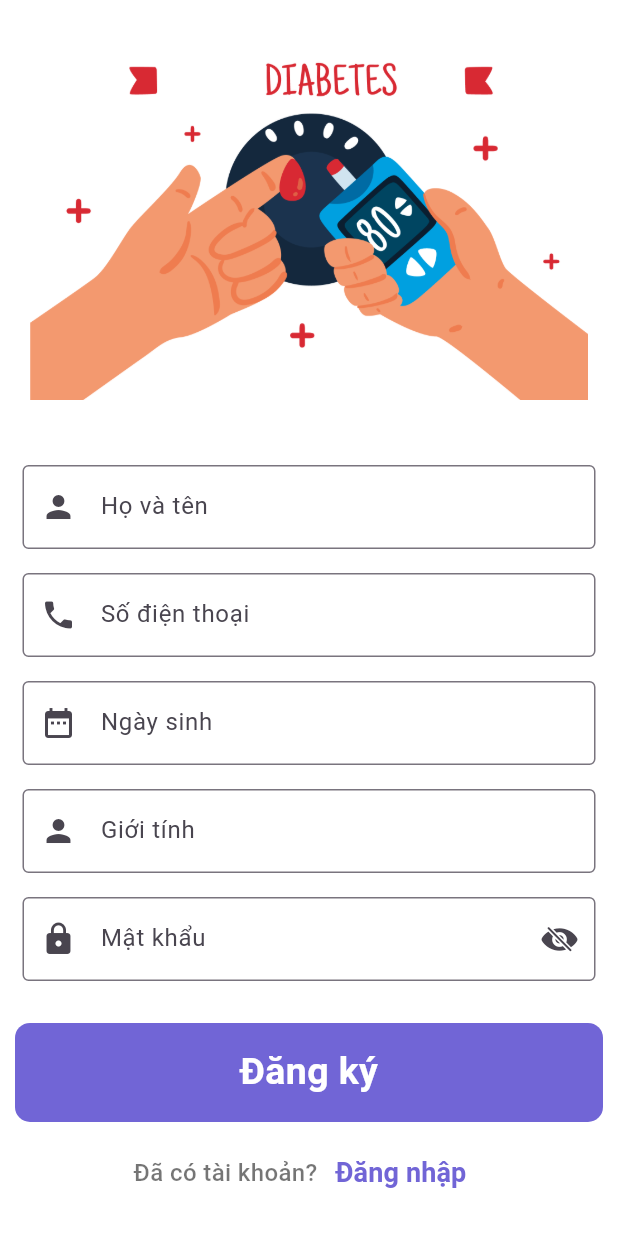
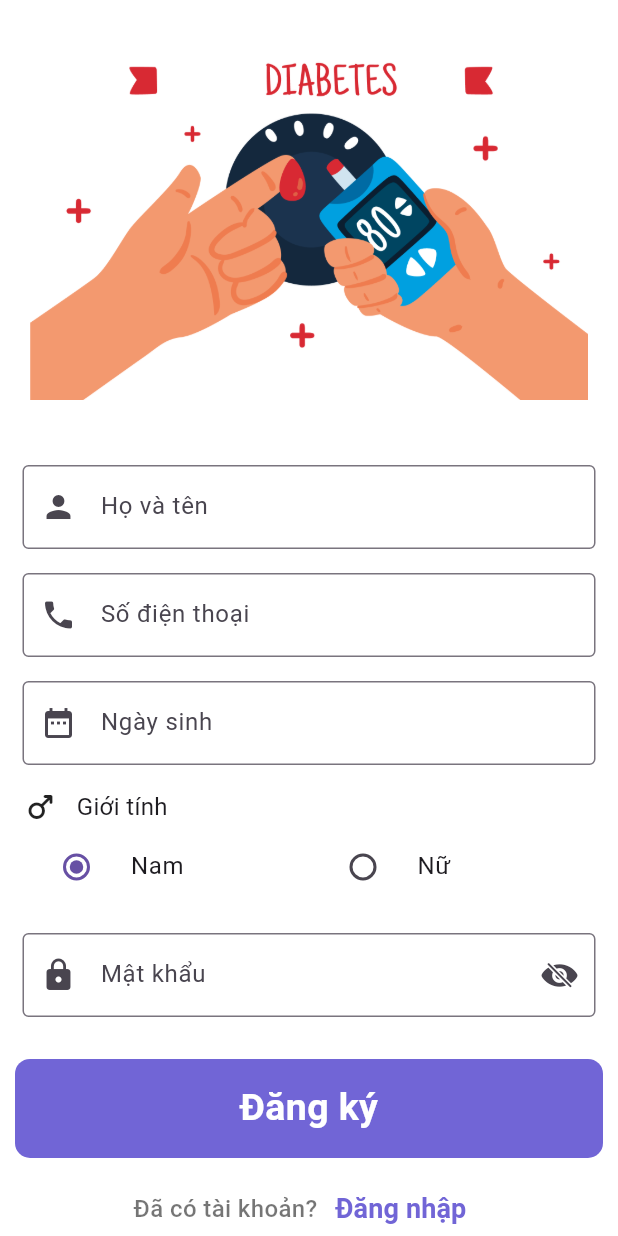
Before and after one commit to annguyen3112/diabetes_app, a Flutter app: the screen it shows after launch, after a tap on "Đăng ký", on a phone screen of 412 x 824 dp. Run offline on Flutter 3.47's test engine with Material 3 defaults, Android fonts, the phone set to English and light mode, and no system bars; our stand-ins replace sqflite; accounts and stored records are empty.

Commit message:
Update signup_screen

```diff
--- a/lib/screens/signup_screen.dart
+++ b/lib/screens/signup_screen.dart
@@ -1,6 +1,7 @@
 import 'package:diabetes_app/screens/login_screen.dart';
 import 'package:flutter/cupertino.dart';
 import 'package:flutter/material.dart';
+import 'package:flutter/services.dart';
 
 class SignupScreen extends StatefulWidget {
   @override
@@ -9,6 +10,33 @@ class SignupScreen extends StatefulWidget {
 
 class _SignupScreenState extends State<SignupScreen> {
   bool passToggle = true;
+  String? _selectedGender = 'Nam';
+  DateTime? _selectedDate;
+  final TextEditingController _dateController = TextEditingController();
+  final TextEditingController _phoneController = TextEditingController();
+
+  @override
+  void dispose() {
+    _dateController.dispose();
+    _phoneController.dispose();
+    super.dispose();
+  }
+
+  Future<void> _selectDate(BuildContext context) async {
+    final DateTime? pickedDate = await showDatePicker(
+      context: context,
+      initialDate: _selectedDate ?? DateTime.now(),
+      firstDate: DateTime(1900),
+      lastDate: DateTime.now(),
+    );
+    if (pickedDate != null && pickedDate != _selectedDate) {
+      setState(() {
+        _selectedDate = pickedDate;
+        _dateController.text = "${pickedDate.day}/${pickedDate.month}/${pickedDate.year}";
+      });
+    }
+  }
+
   @override
   Widget build(BuildContext context) {
     return Material(
@@ -36,6 +64,12 @@ class _SignupScreenState extends State<SignupScreen> {
               Padding(
                 padding: EdgeInsets.symmetric(vertical: 8, horizontal: 15),
                 child: TextField(
+                  controller: _phoneController,
+                  keyboardType: TextInputType.phone,
+                  inputFormatters: [
+                    FilteringTextInputFormatter.digitsOnly,
+                    LengthLimitingTextInputFormatter(10),
+                  ],
                   decoration: InputDecoration(
                     labelText: "Số điện thoại",
                     border: OutlineInputBorder(),
@@ -46,21 +80,62 @@ class _SignupScreenState extends State<SignupScreen> {
               Padding(
                 padding: EdgeInsets.symmetric(vertical: 8, horizontal: 15),
                 child: TextField(
+                  controller: _dateController,
+                  readOnly: true,
                   decoration: InputDecoration(
                     labelText: "Ngày sinh",
                     border: OutlineInputBorder(),
                     prefixIcon: Icon(Icons.date_range),
                   ),
+                  onTap: () {
+                    _selectDate(context);
+                  },
                 ),
               ),
               Padding(
                 padding: EdgeInsets.symmetric(vertical: 8, horizontal: 15),
-                child: TextField(
-                  decoration: InputDecoration(
-                    labelText: "Giới tính",
-                    border: OutlineInputBorder(),
-                    prefixIcon: Icon(Icons.person),
+                child: Column(
+                  crossAxisAlignment: CrossAxisAlignment.start,
+                  children: [
+                    Row(
+                      children: [
+                        Icon(Icons.male_rounded),
+                        SizedBox(width: 12),
+                        Text(
+                          "Giới tính",
+                          style: TextStyle(fontSize: 16),
                         ),
+                      ],
+                    ),
+                    Row(
+                      children: [
+                        Expanded(
+                          child: RadioListTile<String>(
+                            title: const Text('Nam'),
+                            value: 'Nam',
+                            groupValue: _selectedGender,
+                            onChanged: (String? value) {
+                              setState(() {
+                                _selectedGender = value!;
+                              });
+                            },
+                          ),
+                        ),
+                        Expanded(
+                          child: RadioListTile<String>(
+                            title: const Text('Nữ'),
+                            value: 'Nữ',
+                            groupValue: _selectedGender,
+                            onChanged: (String? value) {
+                              setState(() {
+                                _selectedGender = value!;
+                              });
+                            },
+                          ),
+                        ),
+                      ],
+                    ),
+                  ],
                 ),
               ),
               Padding(
@@ -72,15 +147,9 @@ class _SignupScreenState extends State<SignupScreen> {
                     border: OutlineInputBorder(),
                     prefixIcon: Icon(Icons.lock),
                     suffixIcon: InkWell(
-                      onTap: (){
-                        if (passToggle == true) {
-                          passToggle = false;
-                        }
-                        else {
-                          passToggle = true;
-                        }
+                      onTap: () {
                         setState(() {
-
+                          passToggle = !passToggle;
                         });
                       },
                       child: passToggle
@@ -99,7 +168,7 @@ class _SignupScreenState extends State<SignupScreen> {
                     color: Color(0xFF7165D6),
                     borderRadius: BorderRadius.circular(10),
                     child: InkWell(
-                      onTap: (){
+                      onTap: () {
                         Navigator.push(context, MaterialPageRoute(
                           builder: (context) => LoginScreen(),
                         ));
@@ -133,7 +202,7 @@ class _SignupScreenState extends State<SignupScreen> {
                     ),
                   ),
                   TextButton(
-                    onPressed: (){
+                    onPressed: () {
                       Navigator.push(context, MaterialPageRoute(
                         builder: (context) => LoginScreen(),
                       ));
```
Lines whose indentation alone changed are shown as unchanged.
